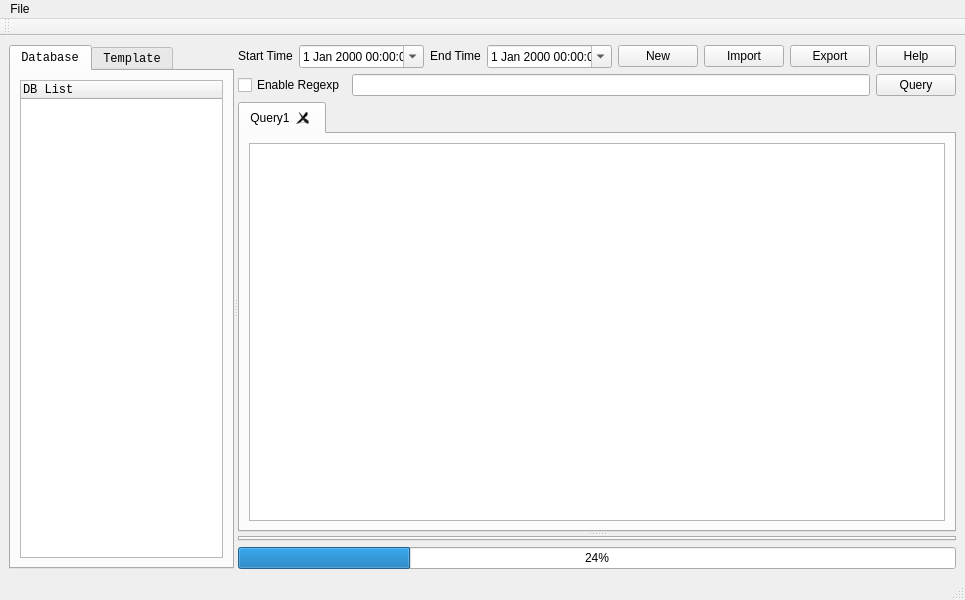
Bader-CN/LogAnalysis, file resource/gui/LogAnalysis.ui: the form before one commit.
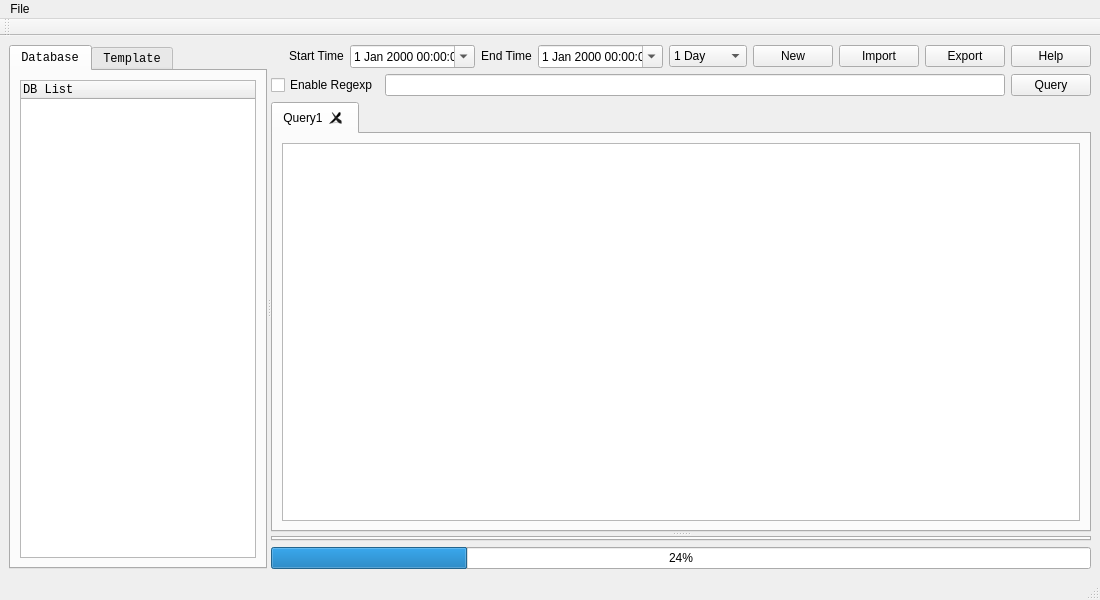
The form after the commit.

What changed in the file:
```diff
--- a/resource/gui/LogAnalysis.ui
+++ b/resource/gui/LogAnalysis.ui
@@ -6,13 +6,13 @@
    <rect>
     <x>0</x>
     <y>0</y>
-    <width>965</width>
+    <width>1100</width>
     <height>600</height>
    </rect>
   </property>
   <property name="minimumSize">
    <size>
-    <width>965</width>
+    <width>1100</width>
     <height>600</height>
    </size>
   </property>
@@ -172,6 +172,55 @@
             </property>
            </widget>
           </item>
+          <item>
+           <widget class="QComboBox" name="combox_interval_time">
+            <property name="sizePolicy">
+             <sizepolicy hsizetype="Fixed" vsizetype="Fixed">
+              <horstretch>0</horstretch>
+              <verstretch>0</verstretch>
+             </sizepolicy>
+            </property>
+            <property name="autoFillBackground">
+             <bool>false</bool>
+            </property>
+            <property name="sizeAdjustPolicy">
+             <enum>QComboBox::AdjustToContents</enum>
+            </property>
+            <property name="minimumContentsLength">
+             <number>6</number>
+            </property>
+            <item>
+             <property name="text">
+              <string>1 Day</string>
+             </property>
+            </item>
+            <item>
+             <property name="text">
+              <string>3 Day</string>
+             </property>
+            </item>
+            <item>
+             <property name="text">
+              <string>5 Day</string>
+             </property>
+            </item>
+            <item>
+             <property name="text">
+              <string>7 Day</string>
+             </property>
+            </item>
+            <item>
+             <property name="text">
+              <string>30 Day</string>
+             </property>
+            </item>
+            <item>
+             <property name="text">
+              <string>1 Year</string>
+             </property>
+            </item>
+           </widget>
+          </item>
           <item>
            <widget class="QPushButton" name="btn_new">
             <property name="sizePolicy">
@@ -329,7 +378,7 @@
     <rect>
      <x>0</x>
      <y>0</y>
-     <width>965</width>
+     <width>1100</width>
      <height>22</height>
     </rect>
    </property>
```
